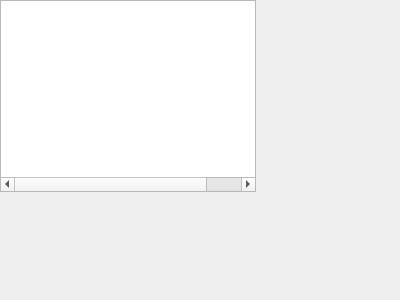
Old version of the form src/components/diffview/diffview.ui in the repository feelx88/git-qui.
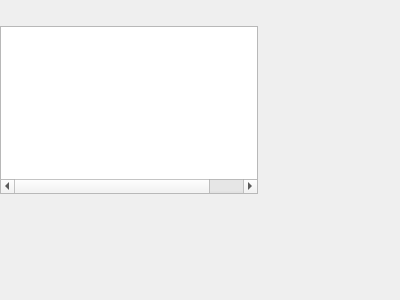
New version of the form.

Commit message: Added label with path displayed to diff view to allow "full file diff"-action in context menu of main widget to be accessible,

Diff of the .ui file:
```diff
--- a/src/components/diffview/diffview.ui
+++ b/src/components/diffview/diffview.ui
@@ -17,7 +17,28 @@
    <string>&amp;DiffView</string>
   </property>
   <widget class="QWidget" name="dockWidgetContents">
+   <property name="geometry">
+    <rect>
+     <x>0</x>
+     <y>0</y>
+     <width>258</width>
+     <height>194</height>
+    </rect>
+   </property>
    <layout class="QVBoxLayout" name="verticalLayout">
+    <property name="topMargin">
+     <number>6</number>
+    </property>
+    <item>
+     <widget class="QLabel" name="label">
+      <property name="text">
+       <string/>
+      </property>
+      <property name="indent">
+       <number>4</number>
+      </property>
+     </widget>
+    </item>
     <item>
      <widget class="QTreeWidget" name="treeWidget">
       <property name="contextMenuPolicy">
```
The commit also changes 1 other file.
